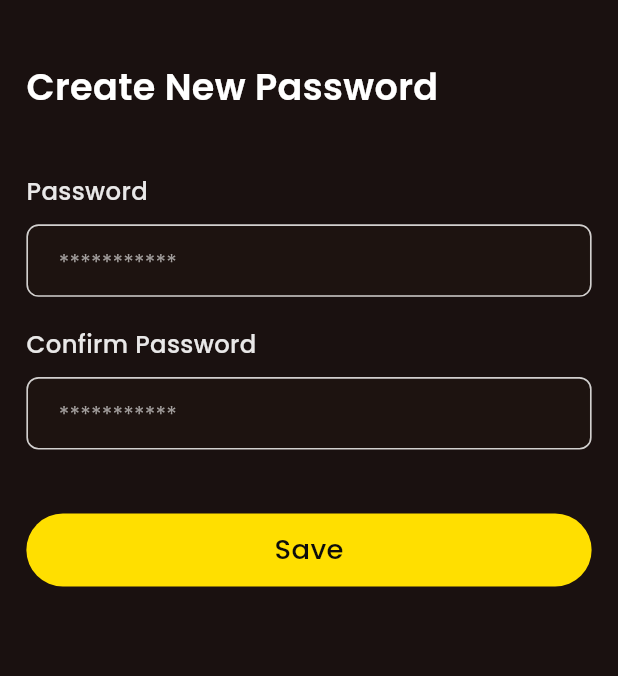
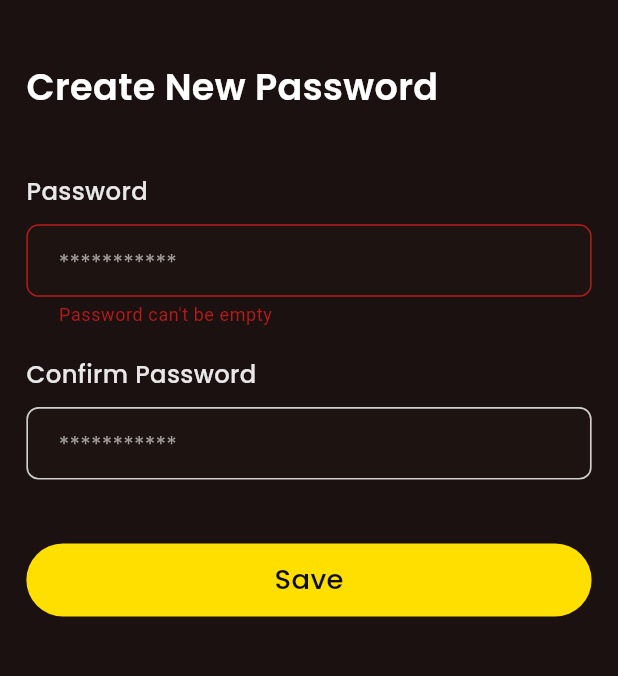
Before and after one commit to Mdsumon743/unforgettable_getaway, a Flutter app: the CreatePasswordScreen screen opened by its route, after a tap on "Save", on a phone screen of 412 x 824 dp, the part 199-875 px from its top. Run offline on Flutter 3.47's test engine with Material 3 defaults, Android fonts, the phone set to English and light mode, and no system bars; our stand-ins replace country_code_picker, flutter_screenutil, flutter_svg, get, google_fonts, google_sign_in and 3 more; missing offline and left inert: country_flags, dart:ffi; accounts and stored records are empty; project files that could hold a hidden picture were left out.

Commit message:
forgot password done

```diff
--- a/lib/core/network_caller/utils/utils.dart
+++ b/lib/core/network_caller/utils/utils.dart
@@ -5,5 +5,6 @@ class Utils {
   static const googleLogin = "/auth/socialLogin";
   static const forgotpassword = "/auth/forget-password";
   static const pin = "/auth/verify-otp";
+  static const reset = "/auth/reset-password";
 
 }
--- a/lib/feature/auth/controller/login_controller.dart
+++ b/lib/feature/auth/controller/login_controller.dart
@@ -33,7 +33,7 @@ class LoginController extends GetxController {
         preferencesHelper.setString(
             "userToken", response.responseData['accessToken']);
         preferencesHelper.setString("userId", response.responseData['id']);
-        Get.toNamed(AppRoute.selectCountry);
+        Get.offAllNamed(AppRoute.selectCountry);
         Get.snackbar(
           "Succes",
           "Login Succesfull",
--- a/lib/feature/auth/presentation/screen/create_password.dart
+++ b/lib/feature/auth/presentation/screen/create_password.dart
@@ -6,7 +6,6 @@ import 'package:unforgettable_getaway/core/global_widget/custom_textfield.dart';
 import 'package:unforgettable_getaway/core/helper/form_validation.dart';
 import 'package:unforgettable_getaway/core/utils/app_colors.dart';
 import 'package:unforgettable_getaway/core/utils/text_style.dart';
-import 'package:unforgettable_getaway/feature/account_setup/presentation/screen/name_birthday.dart';
 import 'package:unforgettable_getaway/feature/auth/controller/forgot_password_controller.dart';
 
 class CreatePasswordScreen extends StatelessWidget {
@@ -79,15 +78,23 @@ class CreatePasswordScreen extends StatelessWidget {
                     ),
                     SizedBox(height: 16.h),
                     SizedBox(height: 26.h),
-                    CustomButton(
+                    Obx(() => forgotPasswordController.isLoading.value
+                        ? const Center(
+                            child: CircularProgressIndicator(
+                              color: Colors.amber,
+                            ),
+                          )
+                        : CustomButton(
                             text: "Save",
                             textColor: const Color(0XFF0D0D0C),
                             backgroundColor: const Color(0XFFFFDF00),
                             borderRadius: 40,
                             onPressed: () {
-
+                              if (newFormKey.currentState!.validate()) {
+                                forgotPasswordController.setNewPassword();
+                              }
                             },
-                    ),
+                          )),
                   ],
                 ),
               ],
```
Also changed, not shown: lib/feature/auth/controller/forgot_password_controller.dart (+39 -0 lines). Lines whose indentation alone changed are shown as unchanged.
